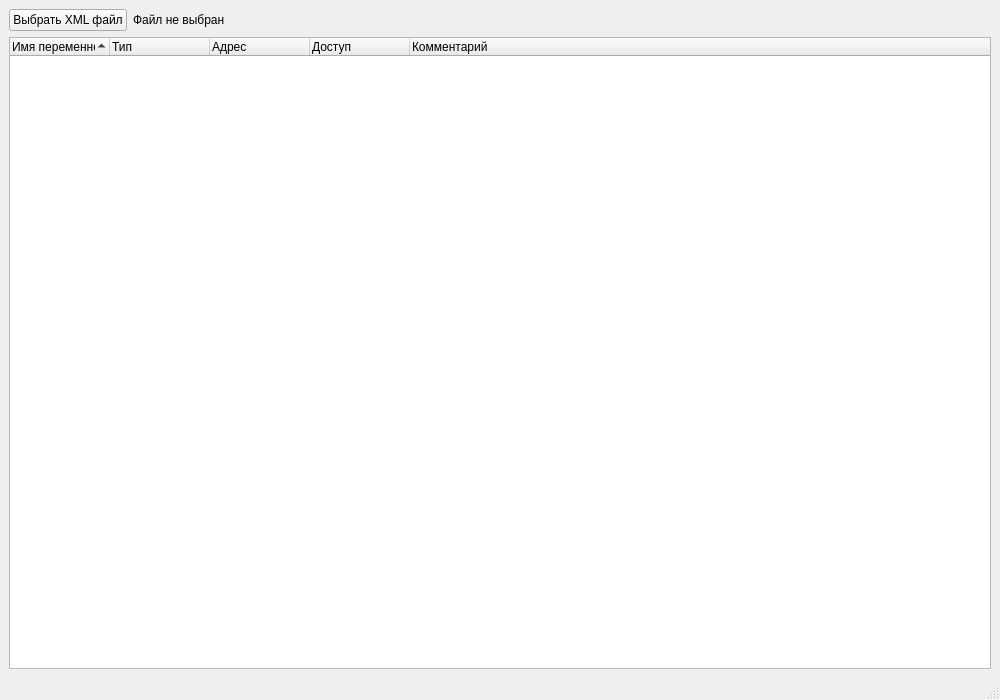
First picture: the form in mainwindow.ui, repository Wooferpenza/XML, before the edit.
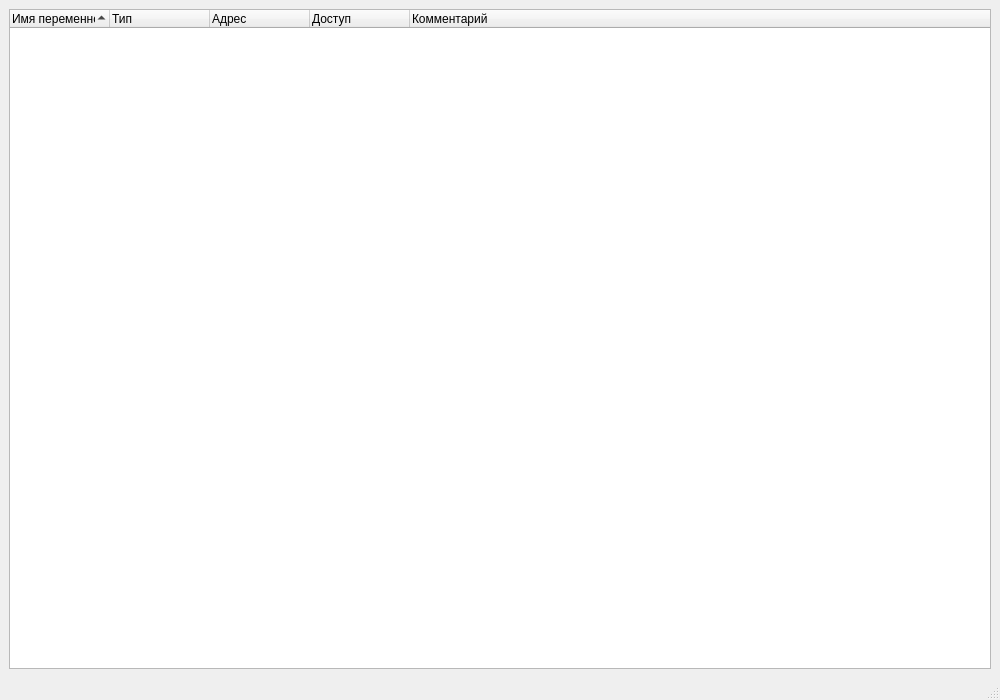
Second picture: the form after the edit.

Commit message: Создано меню

Diff of the .ui file:
```diff
--- a/mainwindow.ui
+++ b/mainwindow.ui
@@ -15,37 +15,6 @@
   </property>
   <widget class="QWidget" name="centralwidget">
    <layout class="QVBoxLayout" name="verticalLayout">
-    <item>
-     <layout class="QHBoxLayout" name="horizontalLayout">
-      <item>
-       <widget class="QPushButton" name="btnSelectFile">
-        <property name="text">
-         <string>Выбрать XML файл</string>
-        </property>
-       </widget>
-      </item>
-      <item>
-       <widget class="QLabel" name="labelFileName">
-        <property name="text">
-         <string>Файл не выбран</string>
-        </property>
-       </widget>
-      </item>
-      <item>
-       <spacer name="horizontalSpacer">
-        <property name="orientation">
-         <enum>Qt::Horizontal</enum>
-        </property>
-        <property name="sizeHint" stdset="0">
-         <size>
-          <width>40</width>
-          <height>20</height>
-         </size>
-        </property>
-       </spacer>
-      </item>
-     </layout>
-    </item>
     <item>
      <widget class="QTreeWidget" name="tableVariables">
       <property name="alternatingRowColors">
```
Left out of the diff: 10 changed lines with no effect on the pictures. The commit also changes 2 other files.
